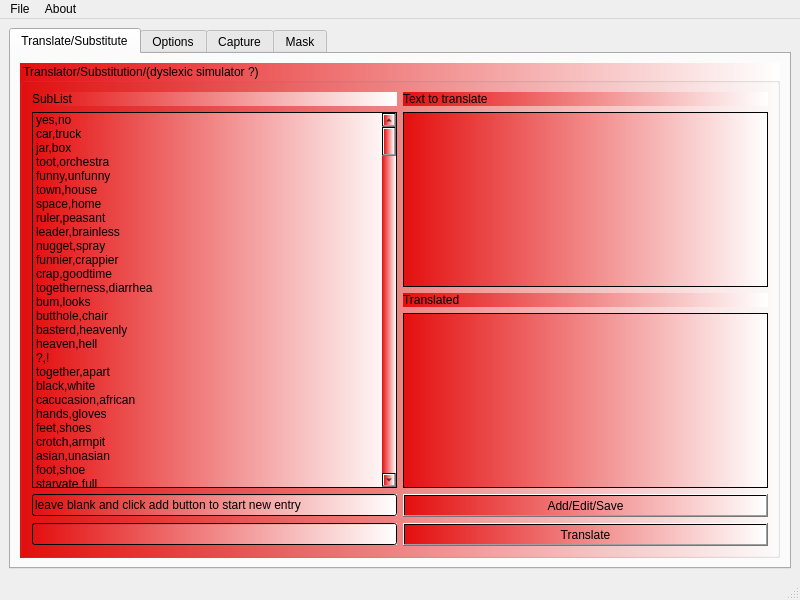
Above: mainwindow.ui from netpipe/RightHand before the change. Below: the same form after it.
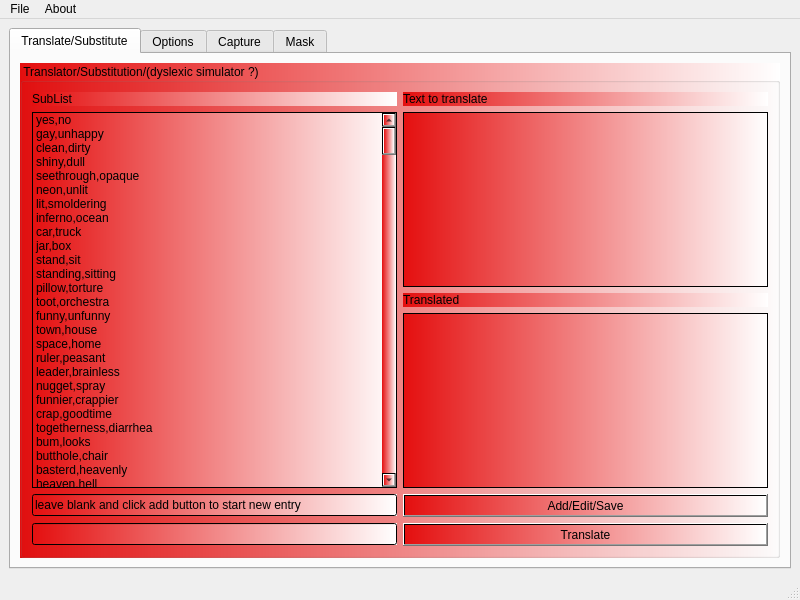
That is the form after the change.

Diff of the .ui file:
```diff
--- a/mainwindow.ui
+++ b/mainwindow.ui
@@ -98,6 +98,41 @@
                <string>yes,no</string>
               </property>
              </item>
+             <item>
+              <property name="text">
+               <string>gay,unhappy</string>
+              </property>
+             </item>
+             <item>
+              <property name="text">
+               <string>clean,dirty</string>
+              </property>
+             </item>
+             <item>
+              <property name="text">
+               <string>shiny,dull</string>
+              </property>
+             </item>
+             <item>
+              <property name="text">
+               <string>seethrough,opaque</string>
+              </property>
+             </item>
+             <item>
+              <property name="text">
+               <string>neon,unlit</string>
+              </property>
+             </item>
+             <item>
+              <property name="text">
+               <string>lit,smoldering</string>
+              </property>
+             </item>
+             <item>
+              <property name="text">
+               <string>inferno,ocean</string>
+              </property>
+             </item>
              <item>
               <property name="text">
                <string>car,truck</string>
@@ -108,6 +143,21 @@
                <string>jar,box</string>
               </property>
              </item>
+             <item>
+              <property name="text">
+               <string>stand,sit</string>
+              </property>
+             </item>
+             <item>
+              <property name="text">
+               <string>standing,sitting</string>
+              </property>
+             </item>
+             <item>
+              <property name="text">
+               <string>pillow,torture</string>
+              </property>
+             </item>
              <item>
               <property name="text">
                <string>toot,orchestra</string>
```
